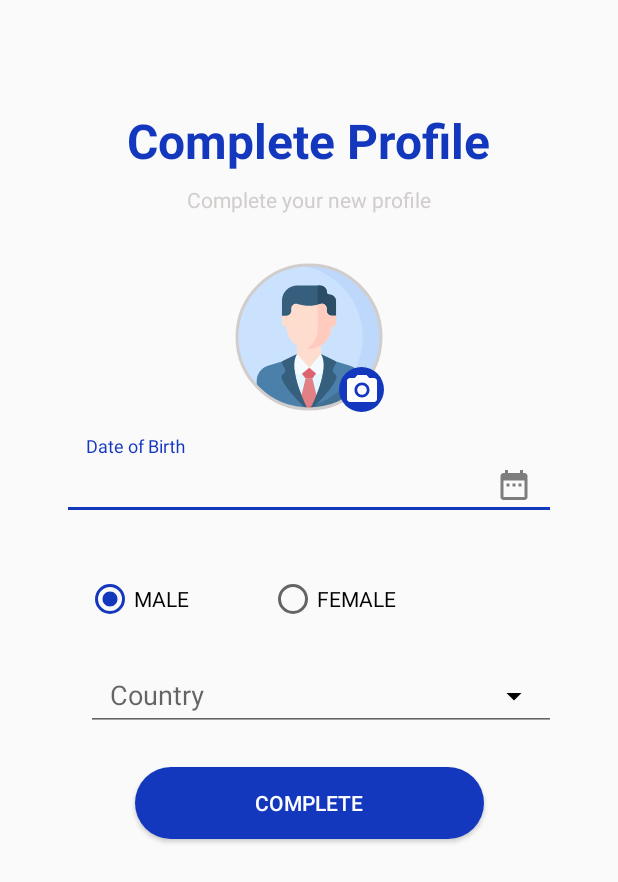
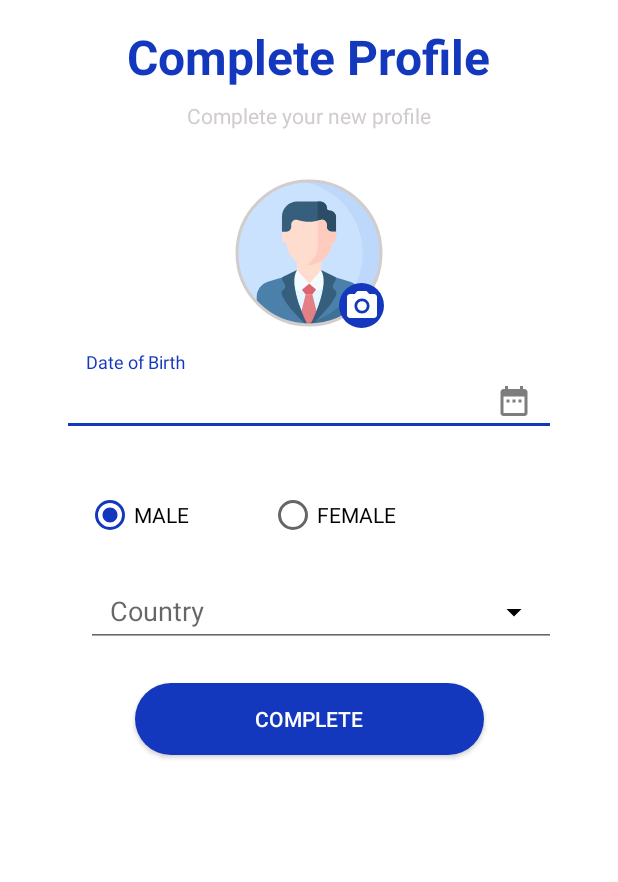
Before and after one commit to noahweasley/TuneME-frontend, an Android app: the CompleteRegistrationActivity screen opened directly, with no data from a screen before it, on a phone screen of 412 x 824 dp. Shown: the top 882 px of the screen. Run offline under Robolectric (Android 15) with nearby library versions, the light colour scheme and no system bars.

Commit message:
removed unnecessary top margin

```diff
--- a/app/src/main/res/layout/complete_registration.xml
+++ b/app/src/main/res/layout/complete_registration.xml
@@ -3,18 +3,8 @@
     xmlns:app="http://schemas.android.com/apk/res-auto"
     xmlns:tools="http://schemas.android.com/tools"
     android:layout_width="match_parent"
+    android:background="@android:color/white"
     android:layout_height="match_parent">
-
-    <View
-        android:id="@+id/space"
-        android:layout_width="0dp"
-        android:layout_height="?android:attr/actionBarSize"
-        android:paddingStart="16dp"
-        android:paddingLeft="16dp"
-        app:layout_constraintEnd_toEndOf="parent"
-        app:layout_constraintStart_toStartOf="parent"
-        app:layout_constraintTop_toTopOf="parent"
-        tools:ignore="RtlSymmetry" />
 
     <TextView
         android:id="@+id/title"
@@ -27,7 +17,7 @@
         android:textStyle="bold"
         app:layout_constraintEnd_toEndOf="parent"
         app:layout_constraintStart_toStartOf="parent"
-        app:layout_constraintTop_toBottomOf="@+id/space" />
+        app:layout_constraintTop_toTopOf="parent" />
 
     <TextView
         android:id="@+id/subtitle"
```
